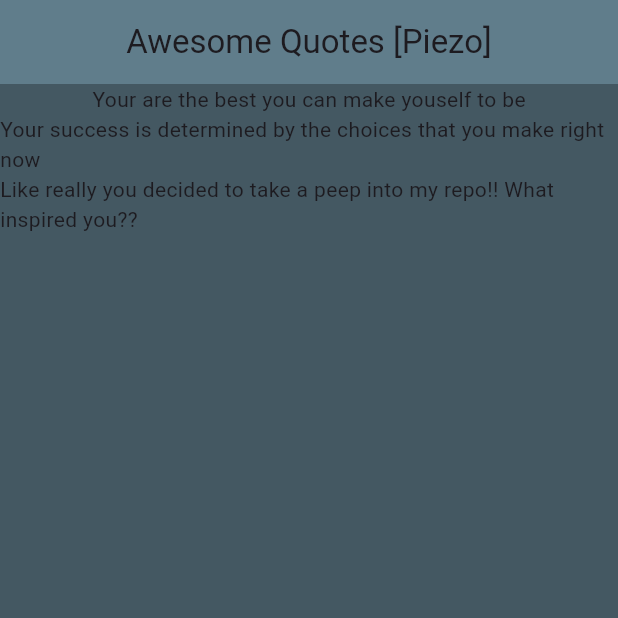
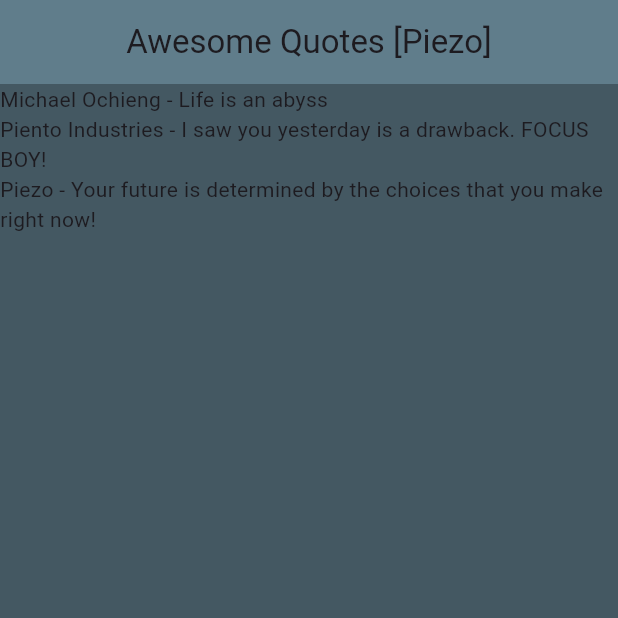
Before and after one commit to PiezoGo/ninja, a Flutter app: the screen it shows after launch, on a phone screen of 412 x 824 dp, the top half of it. Run offline on Flutter 3.47's test engine with Material 3 defaults, Android fonts, the phone set to English and light mode, and no system bars.

Commit message:
using a class in order to map a quote with the author that named it!!

```diff
--- a/lists/lib/main.dart
+++ b/lists/lib/main.dart
@@ -1,4 +1,5 @@
 import 'package:flutter/material.dart';
+import 'quote.dart';
 
 void main() => runApp(MaterialApp(
   home: Mike(),
@@ -12,10 +13,10 @@ class Mike extends StatefulWidget {
 }
 
 class _MikeState extends State<Mike> {
-  List<String> quotes = [
-    'Your are the best you can make youself to be',
-    'Your success is determined by the choices that you make right now',
-    'Like really you decided to take a peep into my repo!! What inspired you??',
+  List<Quote> quotes = [
+    Quote(author: 'Michael Ochieng', text: 'Life is an abyss'),
+    Quote(author: 'Piento Industries', text: 'I saw you yesterday is a drawback. FOCUS BOY!'),
+    Quote(author: 'Piezo', text: 'Your future is determined by the choices that you make right now!'),
   ];
   int num = 0;
 
@@ -29,8 +30,8 @@ class _MikeState extends State<Mike> {
         centerTitle: true,
       ),
       body: Column(
-        children: quotes.map((quote) => Text(quote)).toList(),
-
+        crossAxisAlignment: CrossAxisAlignment.start,
+        children: quotes.map((quote) => Text('${quote.author} - ${quote.text}')).toList(),
       )
     );
   }
--- /dev/null
+++ b/lists/lib/quote.dart
@@ -0,0 +1,6 @@
+class Quote{
+  String text;
+  String author;
+
+  Quote({required this.author, required this.text});
+}
```
